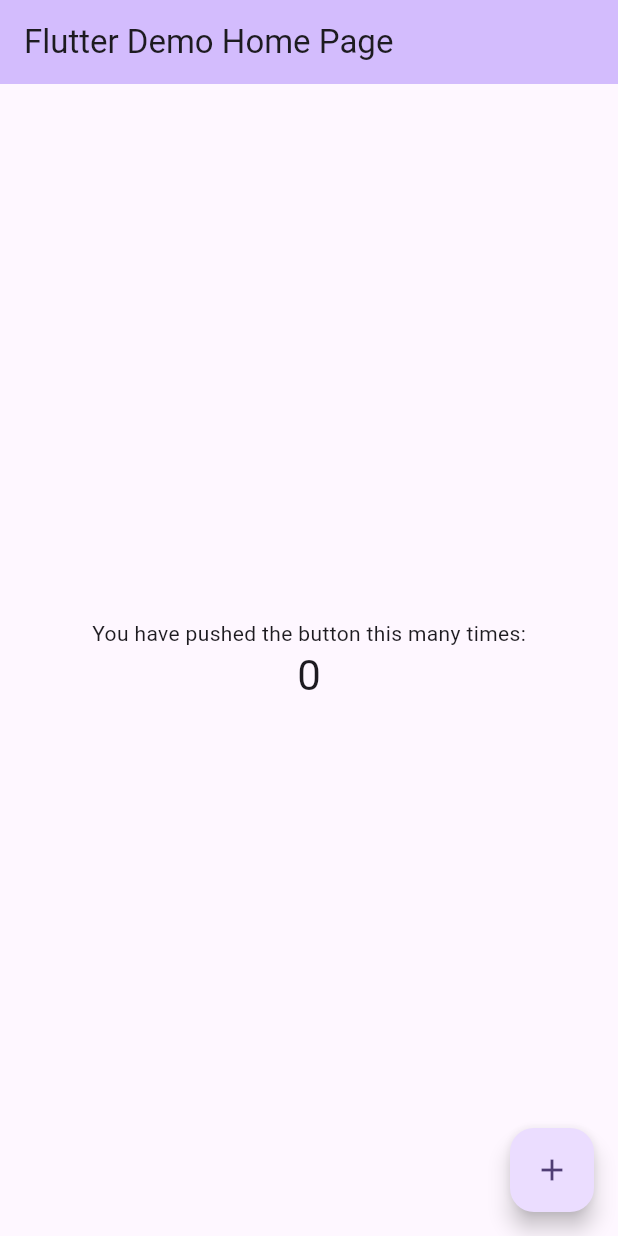
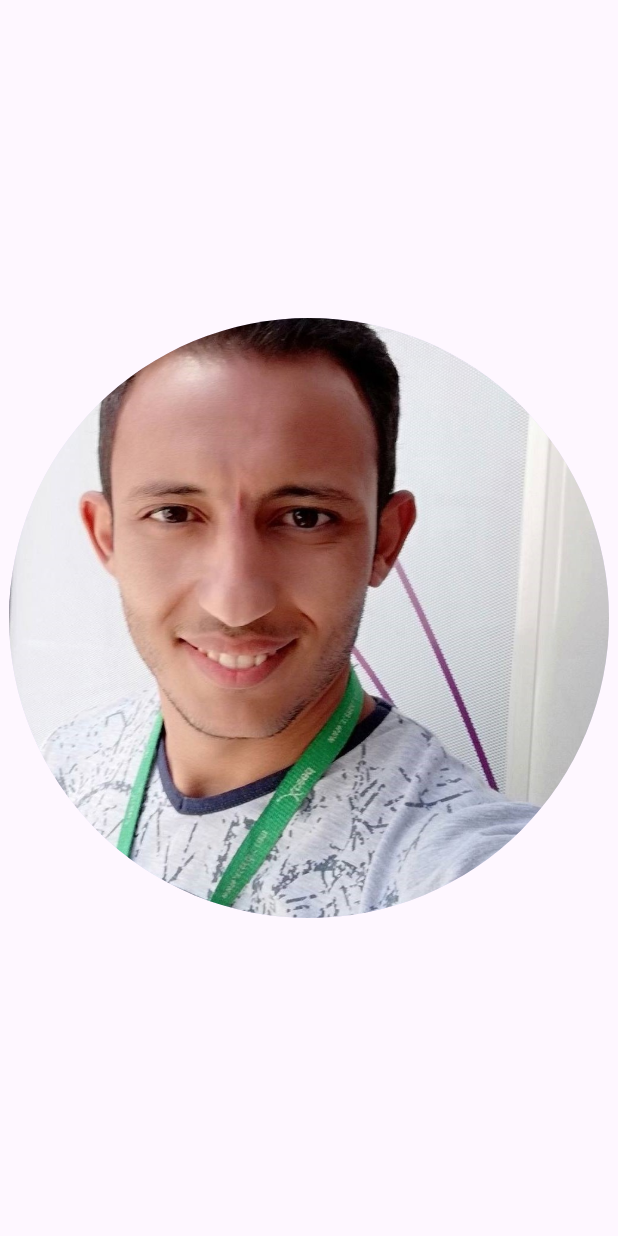
Before and after one commit to mohamed-eid-f/m_eid_hsn, a Flutter app: the screen it shows after launch, on a phone screen of 412 x 824 dp. Run offline on Flutter 3.47's test engine with Material 3 defaults, Android fonts, the phone set to English and light mode, and no system bars.

Commit message:
first build

```diff
--- /dev/null
+++ b/app-ads.txt
@@ -0,0 +1 @@
+google.com, pub-2750684500976687, DIRECT, f08c47fec0942fa0
--- a/lib/main.dart
+++ b/lib/main.dart
@@ -7,119 +7,31 @@
 class MyApp extends StatelessWidget {
   const MyApp({super.key});
 
-  // This widget is the root of your application.
   @override
   Widget build(BuildContext context) {
     return MaterialApp(
       title: 'm eid hsn',
       theme: ThemeData(
-        // This is the theme of your application.
-        //
-        // TRY THIS: Try running your application with "flutter run". You'll see
-        // the application has a purple toolbar. Then, without quitting the app,
-        // try changing the seedColor in the colorScheme below to Colors.green
-        // and then invoke "hot reload" (save your changes or press the "hot
-        // reload" button in a Flutter-supported IDE, or press "r" if you used
-        // the command line to start the app).
-        //
-        // Notice that the counter didn't reset back to zero; the application
-        // state is not lost during the reload. To reset the state, use hot
-        // restart instead.
-        //
-        // This works for code too, not just values: Most code changes can be
-        // tested with just a hot reload.
         colorScheme: ColorScheme.fromSeed(seedColor: Colors.deepPurple),
         useMaterial3: true,
       ),
-      home: const MyHomePage(title: 'Flutter Demo Home Page'),
+      home: const HomePage(),
     );
   }
 }
 
-class MyHomePage extends StatefulWidget {
-  const MyHomePage({super.key, required this.title});
-
-  // This widget is the home page of your application. It is stateful, meaning
-  // that it has a State object (defined below) that contains fields that affect
-  // how it looks.
-
-  // This class is the configuration for the state. It holds the values (in this
-  // case the title) provided by the parent (in this case the App widget) and
-  // used by the build method of the State. Fields in a Widget subclass are
-  // always marked "final".
-
-  final String title;
-
-  @override
-  State<MyHomePage> createState() => _MyHomePageState();
-}
-
-class _MyHomePageState extends State<MyHomePage> {
-  int _counter = 0;
-
-  void _incrementCounter() {
-    setState(() {
-      // This call to setState tells the Flutter framework that something has
-      // changed in this State, which causes it to rerun the build method below
-      // so that the display can reflect the updated values. If we changed
-      // _counter without calling setState(), then the build method would not be
-      // called again, and so nothing would appear to happen.
-      _counter++;
-    });
-  }
+class HomePage extends StatelessWidget {
+  const HomePage({super.key});
 
   @override
   Widget build(BuildContext context) {
-    // This method is rerun every time setState is called, for instance as done
-    // by the _incrementCounter method above.
-    //
-    // The Flutter framework has been optimized to make rerunning build methods
-    // fast, so that you can just rebuild anything that needs updating rather
-    // than having to individually change instances of widgets.
     return Scaffold(
-      appBar: AppBar(
-        // TRY THIS: Try changing the color here to a specific color (to
-        // Colors.amber, perhaps?) and trigger a hot reload to see the AppBar
-        // change color while the other colors stay the same.
-        backgroundColor: Theme.of(context).colorScheme.inversePrimary,
-        // Here we take the value from the MyHomePage object that was created by
-        // the App.build method, and use it to set our appbar title.
-        title: Text(widget.title),
-      ),
       body: Center(
-        // Center is a layout widget. It takes a single child and positions it
-        // in the middle of the parent.
-        child: Column(
-          // Column is also a layout widget. It takes a list of children and
-          // arranges them vertically. By default, it sizes itself to fit its
-          // children horizontally, and tries to be as tall as its parent.
-          //
-          // Column has various properties to control how it sizes itself and
-          // how it positions its children. Here we use mainAxisAlignment to
-          // center the children vertically; the main axis here is the vertical
-          // axis because Columns are vertical (the cross axis would be
-          // horizontal).
-          //
-          // TRY THIS: Invoke "debug painting" (choose the "Toggle Debug Paint"
-          // action in the IDE, or press "p" in the console), to see the
-          // wireframe for each widget.
-          mainAxisAlignment: MainAxisAlignment.center,
-          children: <Widget>[
-            const Text(
-              'You have pushed the button this many times:',
-            ),
-            Text(
-              '$_counter',
-              style: Theme.of(context).textTheme.headlineMedium,
-            ),
-          ],
+        child: CircleAvatar(
+          radius: 200,
+          backgroundImage: Image.asset('assets/images/profile.jpg').image,
         ),
       ),
-      floatingActionButton: FloatingActionButton(
-        onPressed: _incrementCounter,
-        tooltip: 'Increment',
-        child: const Icon(Icons.add),
-      ), // This trailing comma makes auto-formatting nicer for build methods.
     );
   }
 }
```
Also changed, not shown: pubspec.yaml (+4 -6 lines), assets/images/profile.jpg (added), 4 other files.
